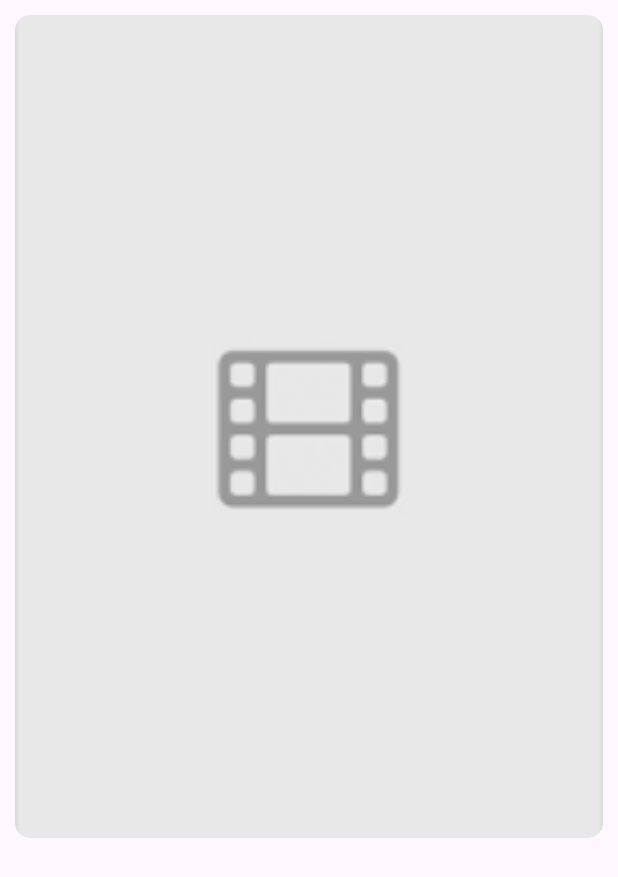
After one commit to SigitOkta/Filem, an Android app: the layout item_poster_movie_grid.xml on its own in the app's theme, with its tools: preview values and no code run, on a phone screen of 412 x 824 dp. The commit adds this screen. Shown: the top 877 px of the screen. Run offline under Robolectric (Android 15) with nearby library versions, the phone set to English and light mode, and no system bars.

Commit message:
add movie fragment layout

```diff
--- a/app/src/main/res/layout/activity_main.xml
+++ b/app/src/main/res/layout/activity_main.xml
@@ -6,7 +6,6 @@
     android:layout_height="match_parent"
     android:background="@color/dark_black"
     tools:context=".ui.MainActivity">
-
 
     <fragment
         android:id="@+id/nav_host_fragment"
--- /dev/null
+++ b/app/src/main/res/layout/item_poster_movie_grid.xml
@@ -0,0 +1,29 @@
+<?xml version="1.0" encoding="utf-8"?>
+<androidx.cardview.widget.CardView xmlns:android="http://schemas.android.com/apk/res/android"
+    xmlns:app="http://schemas.android.com/apk/res-auto"
+    xmlns:tools="http://schemas.android.com/tools"
+    android:layout_width="match_parent"
+    android:layout_height="wrap_content"
+    android:layout_margin="10dp"
+    android:clickable="true"
+    android:focusable="true"
+    android:foreground="?selectableItemBackgroundBorderless"
+    app:cardCornerRadius="10dp"
+    tools:ignore="UnusedAttribute"
+    tools:targetApi="m">
+
+    <androidx.constraintlayout.widget.ConstraintLayout
+        android:layout_width="match_parent"
+        android:layout_height="match_parent">
+        <ImageView
+            android:id="@+id/iv_poster"
+            android:layout_width="match_parent"
+            android:layout_height="0dp"
+            android:scaleType="centerCrop"
+            android:src="@drawable/ic_placeholder_poster"
+            app:layout_constraintDimensionRatio="H,1:1.4"
+            app:layout_constraintStart_toStartOf="parent"
+            app:layout_constraintTop_toTopOf="parent" />
+    </androidx.constraintlayout.widget.ConstraintLayout>
+
+</androidx.cardview.widget.CardView>
```
Also changed, not shown: app/src/main/res/layout/fragment_movie.xml (+38 -4 lines), app/src/main/res/drawable/ic_placeholder_poster.png (added).
